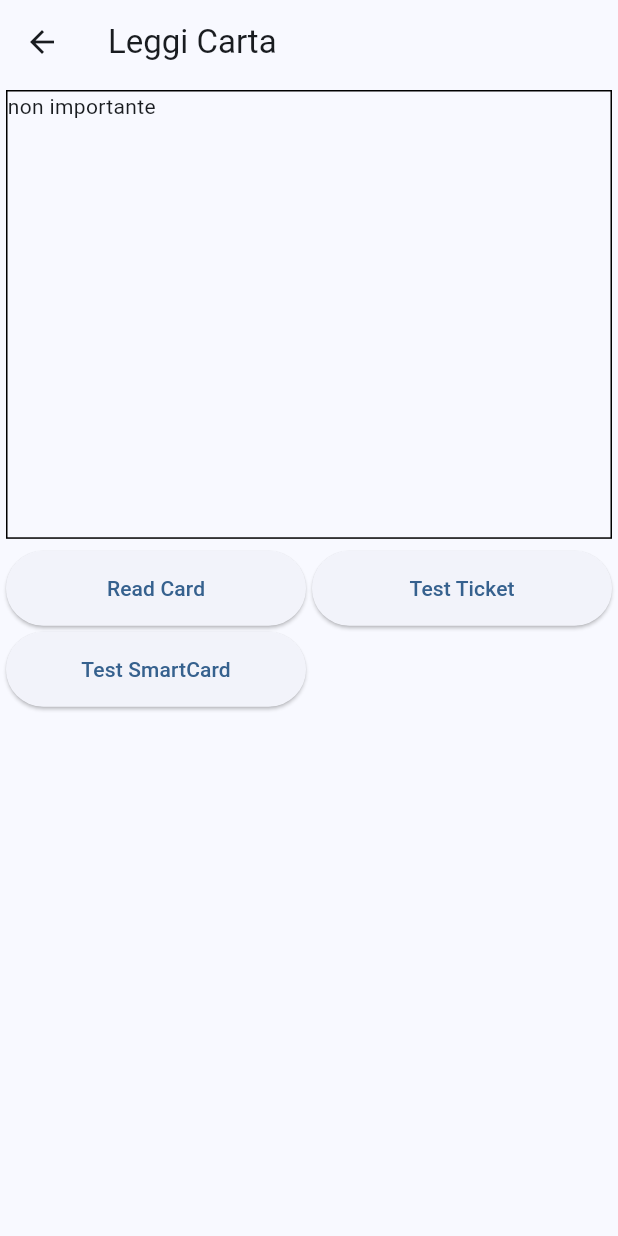
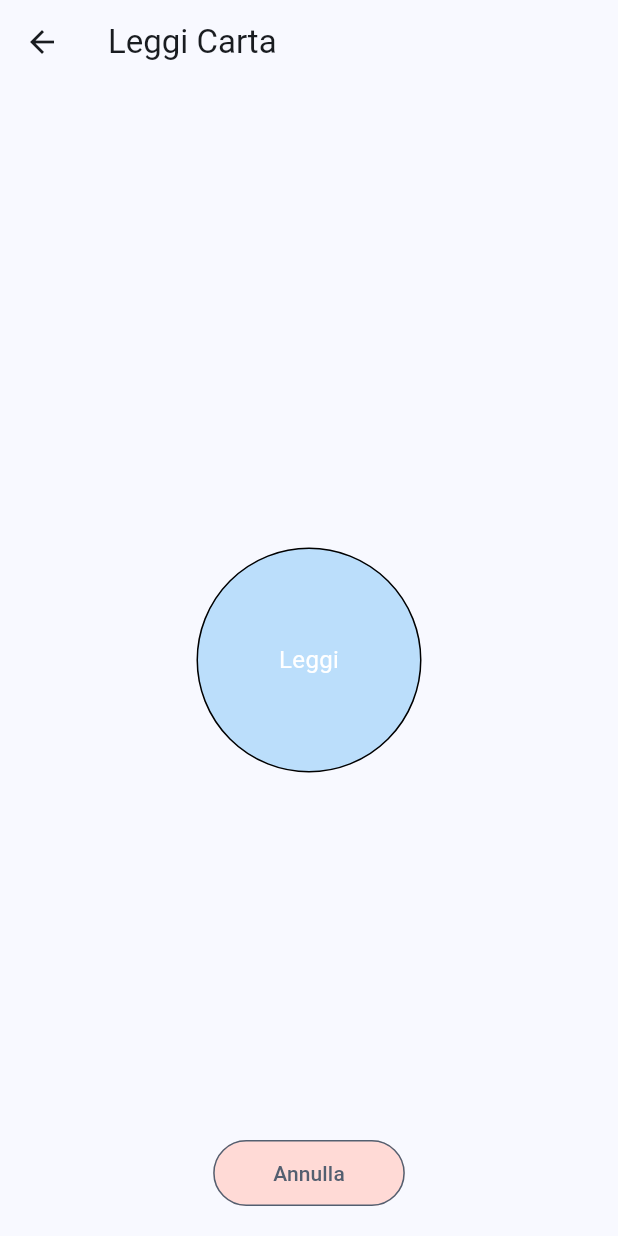
Before and after one commit to amxDusT/GTT-app, a Flutter app: the NfcPage screen opened directly, on a phone screen of 412 x 824 dp. Run offline on Flutter 3.47's test engine with Material 3 defaults, Android fonts, the phone set to English and light mode, and no system bars; our stand-ins replace convert, flutter_colorpicker, flutter_map, flutter_secure_storage, flutter_typeahead, get and 4 more; missing offline and left inert: flutter_displaymode, flutter_map_marker_popup, icon_decoration, install_plugin, mqtt_client, nfc_manager; accounts and stored records are empty; network calls fail; statements that could not run were skipped.

Commit message:
remaking nfc page design

```diff
--- a/lib/controllers/nfc_controller.dart
+++ b/lib/controllers/nfc_controller.dart
@@ -11,37 +11,33 @@ import 'package:nfc_manager/nfc_manager.dart';
 import 'package:nfc_manager/platform_tags.dart';
 
 class NfcController extends GetxController {
+  final RxBool isReading = false.obs;
   final _readBuffer = Uint8List(1024);
+
+  @override
+  void onClose() {
+    stopReading();
+    super.onClose();
+  }
+
   void readCard() {
+    isReading.value = true;
     NfcManager.instance.startSession(onDiscovered: (NfcTag tag) async {
       try {
-        print('reading...');
+        //print('reading...');
+
         await _handleResponse(tag);
       } on PlatformException {
         Get.snackbar("Error", "You removed the card too fast. Try again");
       } finally {
-        NfcManager.instance.stopSession();
+        stopReading();
       }
     });
   }
 
-  void testSmartCard() {}
-  void testTicket() {}
-  void testDefault() {
-    NfcManager.instance.startSession(onDiscovered: (NfcTag tag) async {
-      try {
-        await _testDefaultHandleResponse(tag);
-        //await Future.delayed(Duration(seconds: 2));
-      } on PlatformException {
-        Get.snackbar("Error", "You removed the card too fast. Try again");
-      } finally {
-        NfcManager.instance.stopSession();
-      }
-    });
-  }
-
-  Future<void> _testDefaultHandleResponse(NfcTag tag) async {
-    update();
+  void stopReading() {
+    NfcManager.instance.stopSession();
+    isReading.value = false;
   }
 
   Future<void> _handleResponse(NfcTag tag) async {
--- a/lib/pages/nfc/nfc_page.dart
+++ b/lib/pages/nfc/nfc_page.dart
@@ -3,9 +3,8 @@ import 'package:flutter_gtt/controllers/nfc_controller.dart';
 import 'package:get/get.dart';
 
 class NfcPage extends StatelessWidget {
-  NfcPage({super.key});
-
-  final _nfcController = Get.put(NfcController());
+  final NfcController _nfcController;
+  NfcPage({super.key}) : _nfcController = Get.put(NfcController());
 
   @override
   Widget build(BuildContext context) {
@@ -15,39 +14,63 @@ class NfcPage extends StatelessWidget {
         appBar: AppBar(
           title: const Text('Leggi Carta'),
         ),
-        body: Flex(
-          direction: Axis.vertical,
+        body: Stack(
+          alignment: Alignment.topCenter,
           children: [
-            Flexible(
-              flex: 2,
-              child: Container(
-                margin: const EdgeInsets.all(4),
-                constraints: const BoxConstraints.expand(),
-                decoration: BoxDecoration(border: Border.all()),
-                child: const SingleChildScrollView(
-                  child: Text('non importante'),
+            Align(
+              alignment: Alignment.center,
+              child: Obx(
+                () => InkWell(
+                  //radius: 100,
+                  borderRadius: BorderRadius.circular(100),
+                  onTap: _nfcController.isReading.isTrue
+                      ? _nfcController.stopReading
+                      : _nfcController.readCard,
+                  child: Ink(
+                      height: 150,
+                      width: 150,
+                      decoration: BoxDecoration(
+                          color: Get.theme.primaryColorLight,
+                          shape: BoxShape.circle,
+                          border: Border.all(width: 1)
+                          //borderRadius: BorderRadius.circular(100),
+                          ),
+                      child: Center(
+                        child: Text(
+                          _nfcController.isReading.isTrue
+                              ? 'Sto leggendo..'
+                              : 'Leggi',
+                          style: const TextStyle(
+                              color: Colors.white, fontSize: 16),
+                        ),
+                      )),
                 ),
               ),
             ),
-            Flexible(
-              flex: 3,
-              child: GridView.count(
-                padding: const EdgeInsets.all(4),
-                crossAxisCount: 2,
-                childAspectRatio: 4,
-                crossAxisSpacing: 4,
-                mainAxisSpacing: 4,
-                children: [
-                  ElevatedButton(
-                      onPressed: _nfcController.readCard,
-                      child: const Text('Read Card')),
-                  ElevatedButton(
-                      onPressed: _nfcController.testTicket,
-                      child: const Text('Test Ticket')),
-                  ElevatedButton(
-                      onPressed: _nfcController.testSmartCard,
-                      child: const Text('Test SmartCard')),
-                ],
+            Obx(
+              () => Positioned(
+                bottom: _nfcController.isReading.isTrue ? 20 : 20,
+                child: TextButton(
+                  onPressed: _nfcController.stopReading,
+                  style: TextButton.styleFrom(
+                    backgroundColor: Get.theme.colorScheme.errorContainer,
+                    tapTargetSize: MaterialTapTargetSize.shrinkWrap,
+                    padding: const EdgeInsets.symmetric(
+                        horizontal: 40, vertical: 12),
+                    shape: RoundedRectangleBorder(
+                      side: BorderSide(
+                        color: Get.theme.colorScheme.secondary,
+                        width: 1,
+                        style: BorderStyle.solid,
+                      ),
+                      borderRadius: BorderRadius.circular(100),
+                    ),
+                  ),
+                  child: Text(
+                    'Annulla',
+                    style: TextStyle(color: Get.theme.colorScheme.secondary),
+                  ),
+                ),
               ),
             ),
           ],
--- a/lib/resources/utils/apdu_utils.dart
+++ b/lib/resources/utils/apdu_utils.dart
@@ -1,6 +1,6 @@
 import 'dart:typed_data';
 
-import 'package:convert/convert.dart';
+//import 'package:convert/convert.dart';
 import 'package:flutter_gtt/models/smart_card/card_files.dart';
 import 'package:nfc_manager/platform_tags.dart';
 
@@ -18,10 +18,9 @@ class ApduUtils {
 
   static Future<Uint8List> readRecordId(
       IsoDep tag, dynamic cardFileType, int recordId) async {
-    if(recordId <= 0){
+    if (recordId <= 0) {
       throw 'record ID not valid';
-    }
-    else if (cardFileType.numRec < recordId) {
+    } else if (cardFileType.numRec < recordId) {
       throw 'This file does not have that record ID';
     }
     Uint8List cmdResult = await tag.transceive(
@@ -49,7 +48,8 @@ class ApduUtils {
 
   static Uint8List _cleanResult(Uint8List result) {
     if (result[result.length - 2] != 0x90) {
-      throw 'Could not retrieve the requested data ${hex.encode(result.sublist(result.length - 2))}';
+      return result;
+      // throw 'Could not retrieve the requested data ${hex.encode(result.sublist(result.length - 2))}';
     }
     return result.sublist(0, result.length - 2);
   }
```
